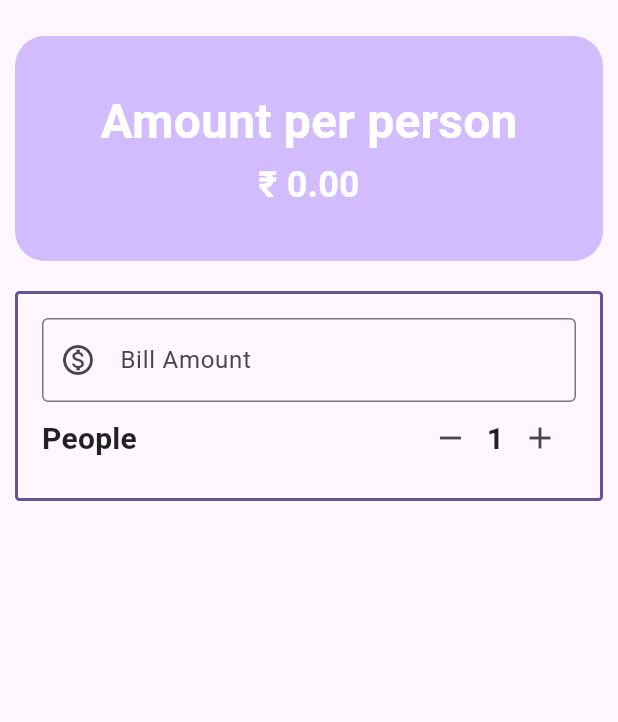
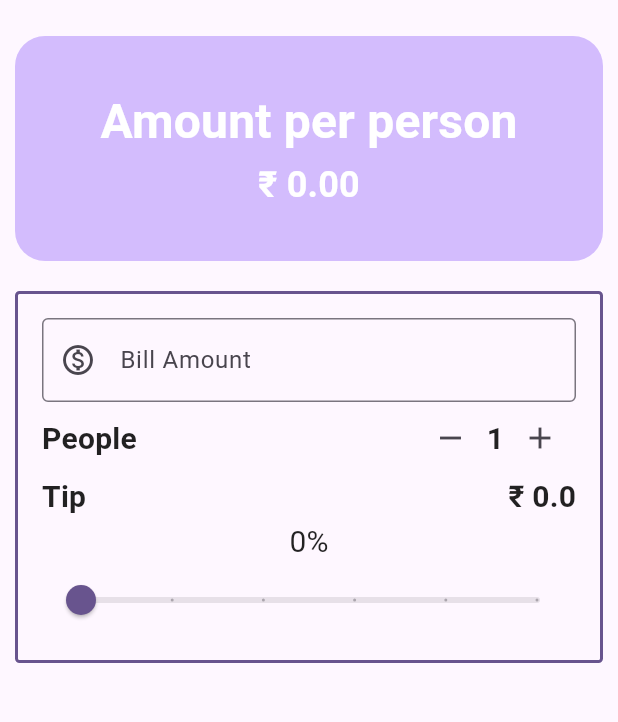
Before and after one commit to ShivanshKothari/tip_calculator, a Flutter app: the screen it shows after launch, on a phone screen of 412 x 824 dp, the part 63-785 px from its top. Run offline on Flutter 3.47's test engine with Material 3 defaults, Android fonts, the phone set to English and light mode, and no system bars.

Commit message:
Added Slider for tip amount selection

```diff
--- a/lib/main.dart
+++ b/lib/main.dart
@@ -1,6 +1,5 @@
-import 'dart:ffi';
-
 import 'package:flutter/material.dart';
+import 'package:tip_calculator/widgets/person_counter.dart';
 
 void main() {
   runApp(const MyApp());
@@ -32,13 +31,15 @@ class TipBaba extends StatefulWidget {
 
 class _TipBabaState extends State<TipBaba> {
   double _billAmount = 0;
+  double _tipAmount = 0;
+  double _tipFactor = 0;
   int _peopleCount = 1;
   double _amountPerPerson = 0;
 
   void incrementPeople() {
     setState(() {
       _peopleCount++;
-      _amountPerPerson = _billAmount / _peopleCount;
+      _amountPerPerson = _billAmount / _peopleCount + _tipAmount;
     });
   }
 
@@ -46,7 +47,7 @@ class _TipBabaState extends State<TipBaba> {
     setState(() {
       if (_peopleCount > 1) {
         _peopleCount--;
-        _amountPerPerson = _billAmount / _peopleCount;
+        _amountPerPerson = _billAmount / _peopleCount + _tipAmount;
       }
     });
   }
@@ -113,7 +114,8 @@ class _TipBabaState extends State<TipBaba> {
                     onChanged: (String value) {
                       setState(() {
                         _billAmount = double.parse(value);
-                        _amountPerPerson = _billAmount / _peopleCount;
+                        _amountPerPerson =
+                            _billAmount / _peopleCount + _tipAmount;
                       });
                     },
                     decoration: const InputDecoration(
@@ -122,31 +124,25 @@ class _TipBabaState extends State<TipBaba> {
                       labelText: 'Bill Amount',
                     ),
                   ),
-                  Row(
-                    mainAxisAlignment: MainAxisAlignment.spaceBetween,
-                    children: [
-                      Text(
-                        'People',
-                        style: textStyle.copyWith(
-                            color: Colors.black87, fontSize: 20),
-                      ),
-                      Row(
-                        children: [
-                          IconButton(
-                              onPressed: decrementPeople,
-                              icon: const Icon(Icons.remove)),
-                          Text(
-                            '$_peopleCount',
-                            style: textStyle.copyWith(
-                                color: Colors.black87, fontSize: 20),
-                          ),
-                          IconButton(
-                              onPressed: incrementPeople,
-                              icon: const Icon(Icons.add)),
-                        ],
-                      )
-                    ],
-                  )
+                  PersonCounter(
+                    textStyle: textStyle,
+                    peopleCount: _peopleCount,
+                    onIncrement: incrementPeople,
+                    onDecrement: decrementPeople,
+                  ),
+                  TipCounter(
+                    textStyle: textStyle,
+                    tipAmount: _tipAmount,
+                    tipFactor: _tipFactor,
+                    onChanged: (double value) {
+                      setState(() {
+                        _tipFactor = value;
+                        _tipAmount = _billAmount * _tipFactor;
+                        _amountPerPerson =
+                            _billAmount / _peopleCount + _tipAmount;
+                      });
+                    },
+                  ),
                 ],
               ),
             ),
@@ -156,3 +152,55 @@ class _TipBabaState extends State<TipBaba> {
     );
   }
 }
+
+class TipCounter extends StatelessWidget {
+  const TipCounter({
+    super.key,
+    required this.textStyle,
+    required double tipAmount,
+    required double tipFactor,
+    required this.onChanged,
+  })  : _tipAmount = tipAmount,
+        _tipFactor = tipFactor;
+
+  final TextStyle textStyle;
+  final double _tipAmount;
+  final double _tipFactor;
+  final ValueChanged<double> onChanged;
+
+  @override
+  Widget build(BuildContext context) {
+    return Column(
+      children: [
+        Row(
+          mainAxisAlignment: MainAxisAlignment.spaceBetween,
+          children: [
+            Text(
+              'Tip',
+              style: textStyle.copyWith(color: Colors.black87, fontSize: 20),
+            ),
+            Text(
+              '₹ $_tipAmount',
+              style: textStyle.copyWith(color: Colors.black87, fontSize: 20),
+            ),
+          ],
+        ),
+        Column(
+          children: [
+            Text('${(_tipFactor * 100).round()}%',
+                style: textStyle.copyWith(
+                    fontWeight: FontWeight.normal,
+                    color: Colors.black87,
+                    fontSize: 20)),
+            Slider(
+                value: _tipFactor,
+                divisions: 5,
+                min: 0,
+                max: 0.5,
+                onChanged: onChanged),
+          ],
+        ),
+      ],
+    );
+  }
+}
--- /dev/null
+++ b/lib/widgets/person_counter.dart
@@ -0,0 +1,39 @@
+import 'package:flutter/material.dart';
+
+class PersonCounter extends StatelessWidget {
+  const PersonCounter({
+    super.key,
+    required this.textStyle,
+    required int peopleCount,
+    required this.onIncrement,
+    required this.onDecrement,
+  }) : _peopleCount = peopleCount;
+
+  final TextStyle textStyle;
+  final int _peopleCount;
+  final VoidCallback onIncrement;
+  final VoidCallback onDecrement;
+
+  @override
+  Widget build(BuildContext context) {
+    return Row(
+      mainAxisAlignment: MainAxisAlignment.spaceBetween,
+      children: [
+        Text(
+          'People',
+          style: textStyle.copyWith(color: Colors.black87, fontSize: 20),
+        ),
+        Row(
+          children: [
+            IconButton(onPressed: onDecrement, icon: const Icon(Icons.remove)),
+            Text(
+              '$_peopleCount',
+              style: textStyle.copyWith(color: Colors.black87, fontSize: 20),
+            ),
+            IconButton(onPressed: onIncrement, icon: const Icon(Icons.add)),
+          ],
+        )
+      ],
+    );
+  }
+}
```
